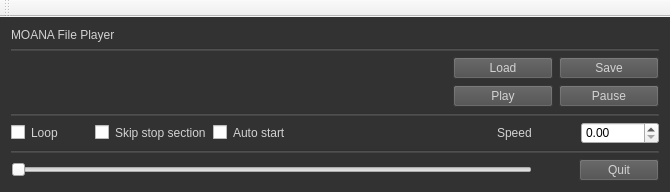
Above: src/mainwindow.ui from wooseongY/MOANA-File-Player before the change. Below: the same form after it.
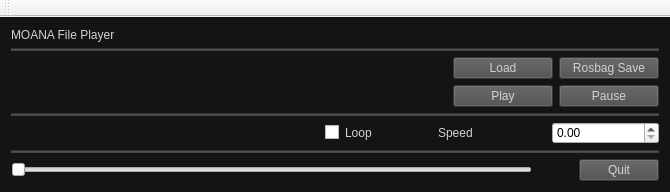
That is the form after the change.

```diff
--- a/src/mainwindow.ui
+++ b/src/mainwindow.ui
@@ -20,8 +20,9 @@
    <enum>Qt::LeftToRight</enum>
   </property>
   <property name="styleSheet">
-   <string notr="true">QMainWindow{
-background-color:  rgb(50, 50, 50)
+   <string notr="true">
+QMainWindow{
+background-color:  rgb(20, 20, 20)
 }
 
 QMenuBar{
@@ -158,7 +159,7 @@
         </property>
         <property name="maximumSize">
          <size>
-          <width>100</width>
+          <width>205</width>
           <height>25</height>
          </size>
         </property>
@@ -177,12 +178,12 @@
         </property>
         <property name="maximumSize">
          <size>
-          <width>100</width>
+          <width>205</width>
           <height>25</height>
          </size>
         </property>
         <property name="text">
-         <string>Save</string>
+         <string>Rosbag Save</string>
         </property>
        </widget>
       </item>
@@ -199,23 +200,9 @@
     <item>
      <layout class="QHBoxLayout" name="horizontalLayout">
       <item>
-       <widget class="QCheckBox" name="checkBox">
+       <widget class="QLabel" name="label_5">
         <property name="text">
-         <string>Loop</string>
-        </property>
-       </widget>
-      </item>
-      <item>
-       <widget class="QCheckBox" name="checkBox_2">
-        <property name="text">
-         <string>Skip stop section</string>
-        </property>
-       </widget>
-      </item>
-      <item>
-       <widget class="QCheckBox" name="checkBox_3">
-        <property name="text">
-         <string>Auto start</string>
+         <string/>
         </property>
        </widget>
       </item>
@@ -235,6 +222,13 @@
         </property>
        </spacer>
       </item>
+      <item>
+       <widget class="QCheckBox" name="checkBox">
+        <property name="text">
+         <string>Loop</string>
+        </property>
+       </widget>
+      </item>
       <item>
        <widget class="QLabel" name="label_4">
         <property name="text">
```
Left out of the diff: 2 changed lines with no effect on the pictures.
